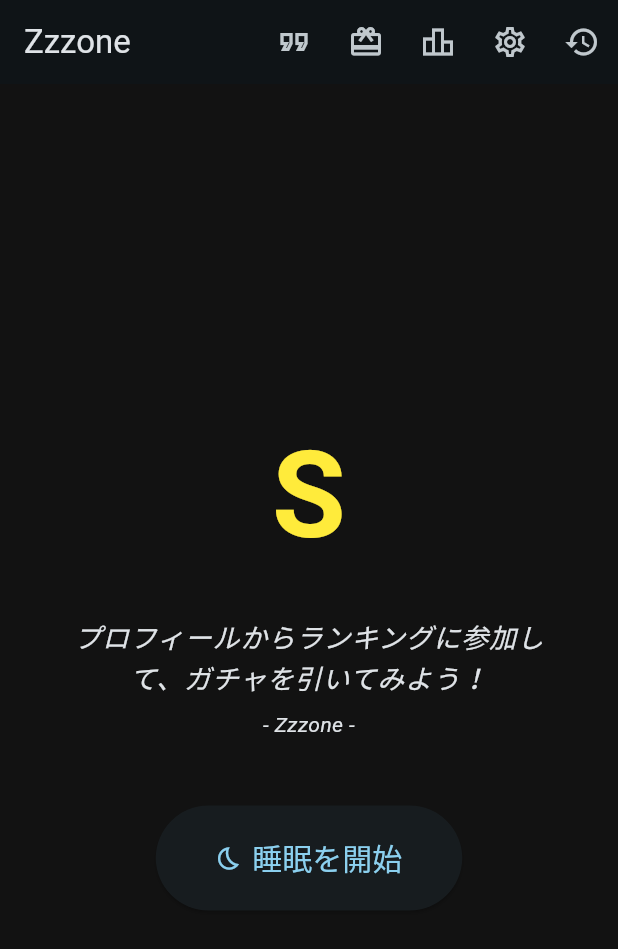
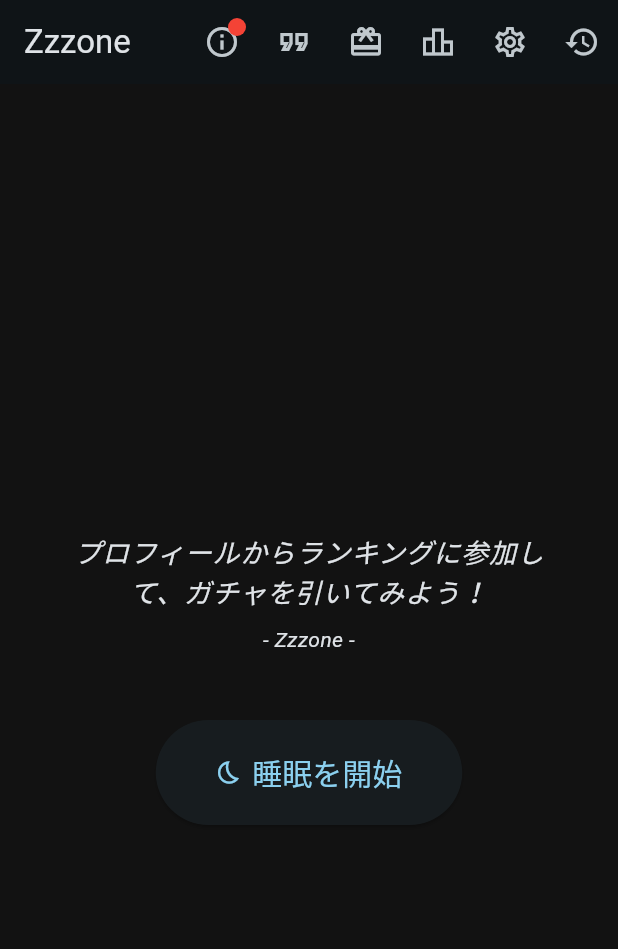
Before and after one commit to Shu5555/Zzzone, a Flutter app: the screen it shows after launch, on a phone screen of 412 x 824 dp. Shown: the top 949 px of the screen. Run offline on Flutter 3.47's test engine with Material 3 defaults, Android fonts, the phone set to English and light mode, and no system bars; our stand-ins replace fl_chart, flutter_dotenv, flutter_local_notifications, shared_preferences, sqflite, supabase_flutter and 2 more; accounts and stored records are empty; Roboto replaces fonts that are missing (MPLUSRounded1c).

Commit message:
feat: お知らせ機能の追加と既存機能の改善
- お知らせ機能（未読バッジ含む）を実装

- ギフトコードでチケットを付与できるように拡張

- ぐっすりサタデーの判定期間を変更

- Web版ショップの表示バグを修正

- READMEを最新の仕様に更新

```diff
--- /dev/null
+++ b/lib/models/announcement.dart
@@ -0,0 +1,22 @@
+class Announcement {
+  final String id;
+  final String title;
+  final String content;
+  final DateTime createdAt;
+
+  Announcement({
+    required this.id,
+    required this.title,
+    required this.content,
+    required this.createdAt,
+  });
+
+  factory Announcement.fromJson(Map<String, dynamic> json) {
+    return Announcement(
+      id: json['id'] as String,
+      title: json['title'] as String,
+      content: json['content'] as String,
+      createdAt: DateTime.parse(json['createdAt'] as String),
+    );
+  }
+}
--- a/lib/screens/home_screen.dart
+++ b/lib/screens/home_screen.dart
@@ -14,6 +14,9 @@ import 'ranking_screen.dart';
 import 'settings_screen.dart';
 import 'shop_screen.dart';
 import 'sleep_edit_screen.dart';
+import 'announcements_screen.dart';
+
+import '../services/announcement_service.dart';
 
 class HomeScreen extends StatefulWidget {
   const HomeScreen({super.key});
@@ -25,6 +28,7 @@ class HomeScreen extends StatefulWidget {
 class _HomeScreenState extends State<HomeScreen> {
   // Services
   final _supabaseService = SupabaseRankingService();
+  final _announcementService = AnnouncementService();
 
   // State
   static const String _sleepStartTimeKey = 'sleep_start_time';
@@ -36,6 +40,7 @@ class _HomeScreenState extends State<HomeScreen> {
   String _dailyQuoteAuthor = '';
   SleepRecord? _todayRecord;
   bool _isDrowsinessRecordable = false;
+  bool _hasUnreadAnnouncements = false;
 
   // Gacha related state
   List<GachaItem> _allGachaItems = [];
@@ -44,6 +49,16 @@ class _HomeScreenState extends State<HomeScreen> {
   void initState() {
     super.initState();
     _loadData();
+    _checkUnreadStatus();
+  }
+
+  Future<void> _checkUnreadStatus() async {
+    final hasUnread = await _announcementService.hasUnreadAnnouncements();
+    if (mounted) {
+      setState(() {
+        _hasUnreadAnnouncements = hasUnread;
+      });
+    }
   }
 
   Future<void> _loadData() async {
@@ -208,10 +223,25 @@ class _HomeScreenState extends State<HomeScreen> {
   }
 
   void _navigateTo(Widget screen) async {
+    // お知らせ画面に遷移する場合、既読状態を更新
+    if (screen is AnnouncementsScreen) {
+      await _announcementService.updateLastCheckedAt();
+      if (mounted) {
+        setState(() {
+          _hasUnreadAnnouncements = false;
+        });
+      }
+    }
+
     await Navigator.of(context).push(
       MaterialPageRoute(builder: (_) => screen),
     );
     _loadData(); // Refresh data when returning to home screen
+
+    // お知らせ画面から戻ってきた場合は未読チェックをスキップする
+    if (screen is! AnnouncementsScreen) {
+      _checkUnreadStatus();
+    }
   }
 
   String _formatDuration(Duration duration) {
@@ -230,6 +260,31 @@ class _HomeScreenState extends State<HomeScreen> {
       appBar: AppBar(
         title: const Text('Zzzone'),
         actions: [
+          Stack(
+            children: [
+              IconButton(
+                icon: const Icon(Icons.info_outline),
+                tooltip: 'お知らせ',
+                onPressed: () => _navigateTo(const AnnouncementsScreen()),
+              ),
+              if (_hasUnreadAnnouncements)
+                Positioned(
+                  right: 8,
+                  top: 8,
+                  child: Container(
+                    padding: const EdgeInsets.all(2),
+                    decoration: BoxDecoration(
+                      color: Colors.red,
+                      borderRadius: BorderRadius.circular(6),
+                    ),
+                    constraints: const BoxConstraints(
+                      minWidth: 12,
+                      minHeight: 12,
+                    ),
+                  ),
+                ),
+            ],
+          ),
           IconButton(
             icon: const Icon(Icons.format_quote_outlined),
             tooltip: '名言一覧',
--- a/lib/utils/date_helper.dart
+++ b/lib/utils/date_helper.dart
@@ -20,7 +20,15 @@ String getLogicalDateString(DateTime dateTime) {
   return DateFormat('yyyy-MM-dd').format(logicalDate);
 }
 
-/// 指定された日付が土曜日であるかを判定します。
+/// 「ぐっすりサタデー」の対象期間（金曜 AM4:00 ～ 土曜 AM3:59）であるかを判定します。
 bool isSaturday(DateTime date) {
-  return date.weekday == DateTime.saturday;
+  // 金曜日かつ午前4時以降
+  if (date.weekday == DateTime.friday && date.hour >= 4) {
+    return true;
+  }
+  // 土曜日かつ午前4時より前
+  if (date.weekday == DateTime.saturday && date.hour < 4) {
+    return true;
+  }
+  return false;
 }
--- a/pubspec.yaml
+++ b/pubspec.yaml
@@ -81,6 +81,7 @@ flutter:
     - .env
     - assets/images/
     - assets/gacha/
+    - assets/announcements.json
 
   fonts:
     - family: MPLUSRounded1c
```
Also changed, not shown: assets/announcements.json (added, +26 -0 lines), lib/screens/announcement_detail_screen.dart (added, +37 -0 lines), lib/screens/announcements_screen.dart (added, +68 -0 lines), lib/screens/gift_code_screen.dart (+7 -9 lines), lib/screens/shop_screen.dart (+32 -5 lines), lib/services/announcement_service.dart (added, +65 -0 lines), 2 other files.
